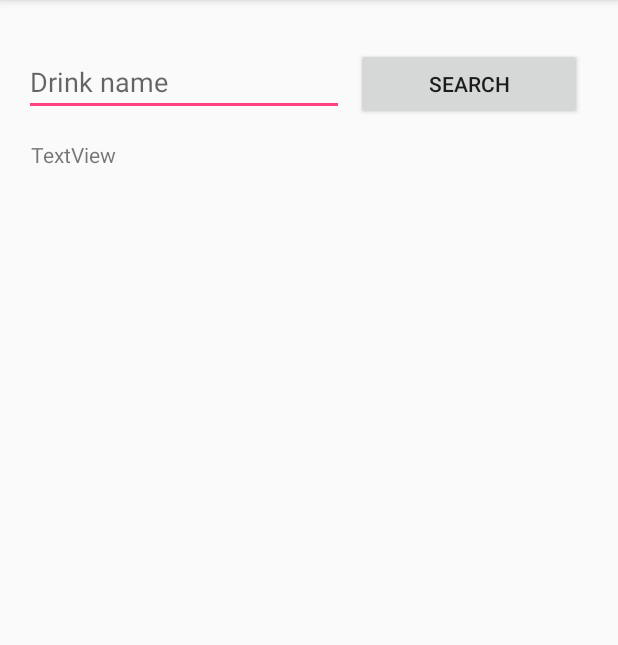
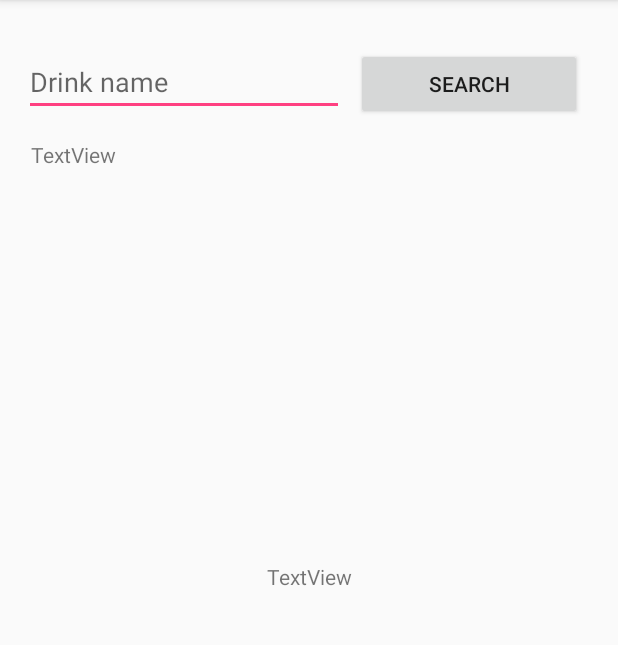
Before and after one commit to AndrejOvecka/CocktailApplication, an Android app: the DisplayMessageActivity screen opened directly, with no data from a screen before it, on a phone screen of 412 x 824 dp, the part 84-729 px from its top. Run offline under Robolectric (Android 15) with nearby library versions, the light colour scheme and no system bars; libraries missing offline, so code that uses them is left out: com.squareup.okhttp.

```diff
--- a/app/src/main/java/com/example/andre/cocktailapp/DisplayMessageActivity.java
+++ b/app/src/main/java/com/example/andre/cocktailapp/DisplayMessageActivity.java
@@ -35,7 +35,7 @@ public class DisplayMessageActivity extends AppCompatActivity {
         setContentView(R.layout.activity_display_message);
         Button button = findViewById(R.id.button2);
         final EditText editTextName = findViewById(R.id.editTextName);
-
+        final TextView textView3 = findViewById(R.id.textView4);
         final TextView textView2 = findViewById(R.id.textView3);
 
 
@@ -73,6 +73,7 @@ public class DisplayMessageActivity extends AppCompatActivity {
                         DrinkList drinkList = gson.fromJson(json,DrinkList.class);
                         System.out.println(drinkList.drinks.get(0).strDrink);
                         textView2.setText(drinkList.drinks.get(0).strDrink);
+                        textView3.setText(drinkList.drinks.get(0).strCategory);
 
                     }
 
--- a/app/src/main/java/com/example/andre/cocktailapp/DrinkList.java
+++ b/app/src/main/java/com/example/andre/cocktailapp/DrinkList.java
@@ -15,4 +15,5 @@ public class DrinkList {
 
 class Drink{
     public final String strDrink = null;
+    public final String strCategory = null;
 }
--- a/app/src/main/res/layout/activity_display_message.xml
+++ b/app/src/main/res/layout/activity_display_message.xml
@@ -43,4 +43,19 @@
         app:layout_constraintHorizontal_bias="0.025"
         app:layout_constraintStart_toStartOf="parent"
         app:layout_constraintTop_toBottomOf="@+id/editTextName" />
+
+    <TextView
+        android:id="@+id/textView4"
+        android:layout_width="wrap_content"
+        android:layout_height="wrap_content"
+        android:layout_marginStart="8dp"
+        android:layout_marginTop="8dp"
+        android:layout_marginEnd="8dp"
+        android:layout_marginBottom="8dp"
+        android:text="TextView"
+        app:layout_constraintBottom_toBottomOf="parent"
+        app:layout_constraintEnd_toEndOf="parent"
+        app:layout_constraintStart_toStartOf="parent"
+        app:layout_constraintTop_toTopOf="parent" />
+
 </android.support.constraint.ConstraintLayout>
```
